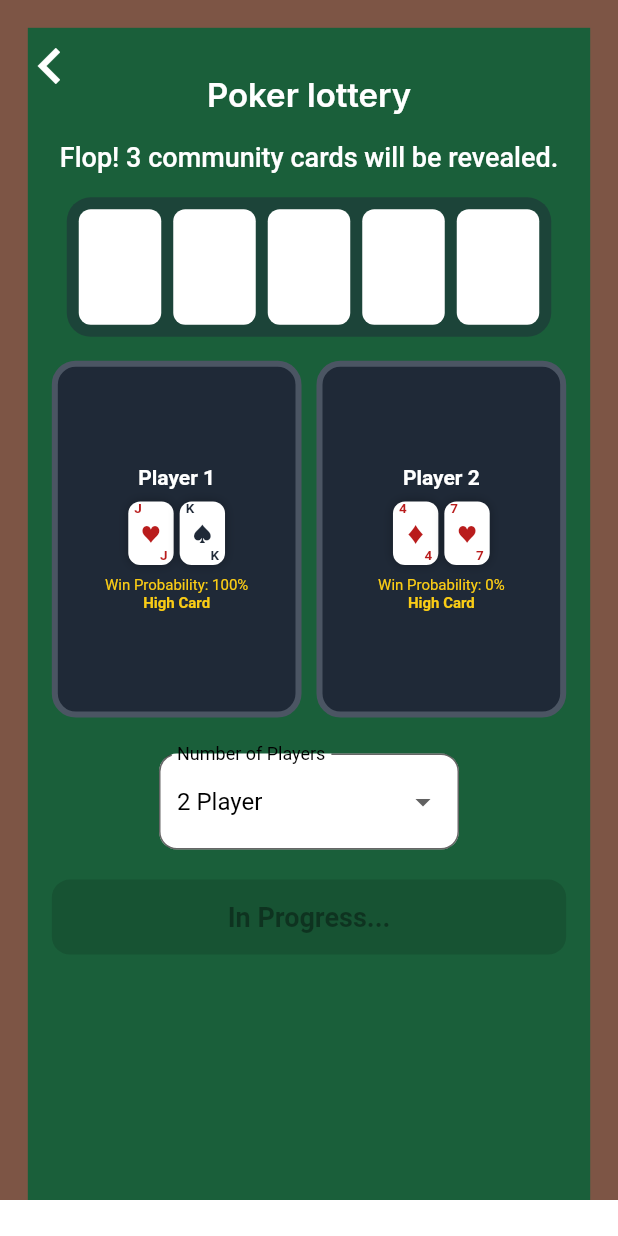
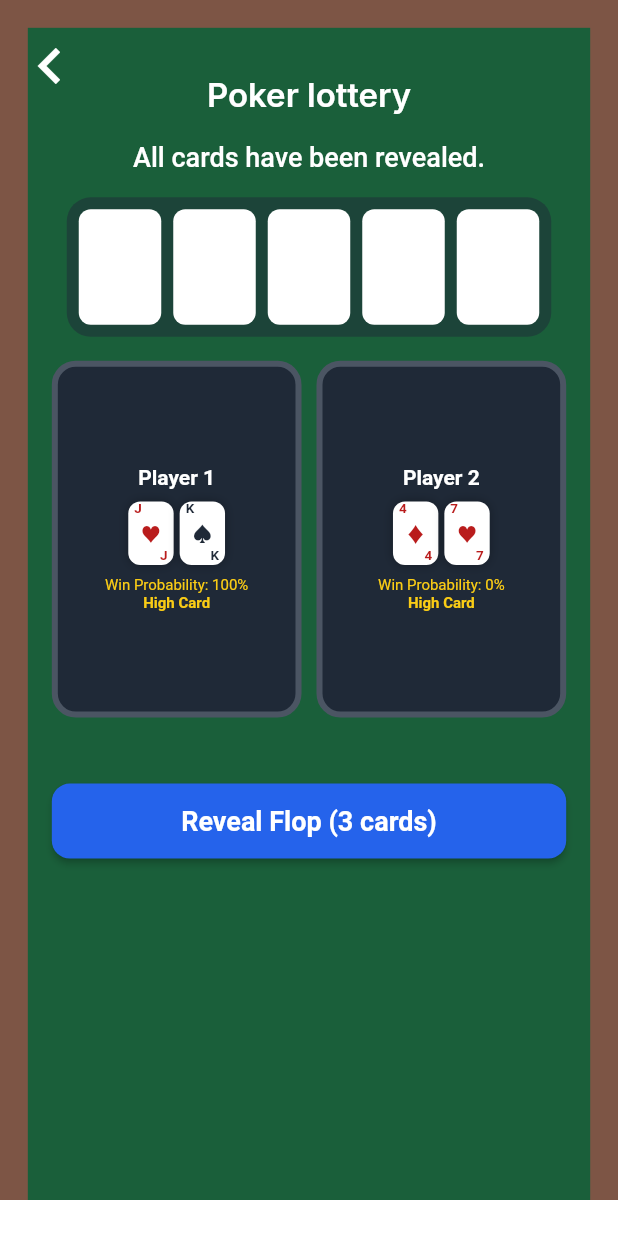
Before and after one commit to kode28003/drinking_game, a Flutter app: the PeoplePokerPageWidget screen opened by its route, after a tap on "Start Game", on a phone screen of 412 x 824 dp. Run offline on Flutter 3.47's test engine with Material 3 defaults, Android fonts, the phone set to English and light mode, and no system bars; our stand-ins replace auto_size_text, easy_debounce, firebase_core, floating_bottom_navigation_bar, flutter_animate, flutter_rating_bar and 8 more; missing offline and left inert: emoji_flag_converter, json_path; accounts and stored records are empty; network calls fail.

Commit message:
Add stage-by-stage card reveal feature to poker game
Implemented manual card reveal controls for poker game allowing players to reveal community cards at their own pace:
- Added flop (3 cards), turn (4th card), and river (5th card) buttons
- Players can now control when to reveal each stage of community cards
- Removed automatic card dealing in favor of manual progression
- Added multilingual support for new button labels across 14 languages
- Fixed missing haptic feedback imports in poker_game and roulette11

🤖 Generated with [Claude Code](https://claude.com/claude-code)

Co-Authored-By: Claude <noreply@anthropic.com>

```diff
--- a/lib/custom_code/widgets/poker_test.dart
+++ b/lib/custom_code/widgets/poker_test.dart
@@ -66,6 +66,9 @@ class _PokerTestState extends State<PokerTest> {
       'in_progress': '進行中...',
       'start_game': 'ゲームを開始',
       'play_again': 'もう一度ゲーム',
+      'reveal_flop': 'フロップをめくる（3枚）',
+      'reveal_turn': 'ターンをめくる（4枚目）',
+      'reveal_river': 'リバーをめくる（5枚目）',
       'hand_ranks': {
         1: 'ハイカード',
         2: 'ワンペア',
@@ -94,6 +97,9 @@ class _PokerTestState extends State<PokerTest> {
       'in_progress': 'In Progress...',
       'start_game': 'Start Game',
       'play_again': 'Play Again',
+      'reveal_flop': 'Reveal Flop (3 cards)',
+      'reveal_turn': 'Reveal Turn (4th card)',
+      'reveal_river': 'Reveal River (5th card)',
       'hand_ranks': {
         1: 'High Card',
         2: 'One Pair',
@@ -122,6 +128,9 @@ class _PokerTestState extends State<PokerTest> {
       'in_progress': '进行中...',
       'start_game': '开始游戏',
       'play_again': '再玩一次',
+      'reveal_flop': '翻牌（3张）',
+      'reveal_turn': '转牌（第4张）',
+      'reveal_river': '河牌（第5张）',
       'hand_ranks': {
         1: '高牌',
         2: '一对',
@@ -151,6 +160,9 @@ class _PokerTestState extends State<PokerTest> {
       'in_progress': 'En cours...',
       'start_game': 'Démarrer le jeu',
       'play_again': 'Rejouer',
+      'reveal_flop': 'Flop (3 cartes)',
+      'reveal_turn': 'Turn (4ème carte)',
+      'reveal_river': 'River (5ème carte)',
       'hand_ranks': {
         1: 'Carte haute',
         2: 'Une paire',
@@ -180,6 +192,9 @@ class _PokerTestState extends State<PokerTest> {
       'in_progress': 'En progreso...',
       'start_game': 'Comenzar juego',
       'play_again': 'Jugar de nuevo',
+      'reveal_flop': 'Flop (3 cartas)',
+      'reveal_turn': 'Turn (4ª carta)',
+      'reveal_river': 'River (5ª carta)',
       'hand_ranks': {
         1: 'Carta alta',
         2: 'Un par',
@@ -208,6 +223,9 @@ class _PokerTestState extends State<PokerTest> {
       'in_progress': 'Läuft...',
       'start_game': 'Spiel starten',
       'play_again': 'Nochmal spielen',
+      'reveal_flop': 'Flop (3 Karten)',
+      'reveal_turn': 'Turn (4. Karte)',
+      'reveal_river': 'River (5. Karte)',
       'hand_ranks': {
         1: 'Hohe Karte',
         2: 'Ein Paar',
@@ -236,6 +254,9 @@ class _PokerTestState extends State<PokerTest> {
       'in_progress': 'Sedang berjalan...',
       'start_game': 'Mula Permainan',
       'play_again': 'Main Semula',
+      'reveal_flop': 'Flop (3 kad)',
+      'reveal_turn': 'Turn (kad ke-4)',
+      'reveal_river': 'River (kad ke-5)',
       'hand_ranks': {
         1: 'Kad Tinggi',
         2: 'Sepasang',
@@ -264,6 +285,9 @@ class _PokerTestState extends State<PokerTest> {
       'in_progress': '진행 중...',
       'start_game': '게임 시작',
       'play_again': '다시 하기',
+      'reveal_flop': '플롭 (3장)',
+      'reveal_turn': '턴 (4번째)',
+      'reveal_river': '리버 (5번째)',
       'hand_ranks': {
         1: '하이카드',
         2: '원페어',
@@ -292,6 +316,9 @@ class _PokerTestState extends State<PokerTest> {
       'in_progress': 'В процессе...',
       'start_game': 'Начать игру',
       'play_again': 'Играть снова',
+      'reveal_flop': 'Флоп (3 карты)',
+      'reveal_turn': 'Терн (4-я карта)',
+      'reveal_river': 'Ривер (5-я карта)',
       'hand_ranks': {
         1: 'Старшая карта',
         2: 'Одна пара',
@@ -320,6 +347,9 @@ class _PokerTestState extends State<PokerTest> {
       'in_progress': 'Đang diễn ra...',
       'start_game': 'Bắt đầu trò chơi',
       'play_again': 'Chơi lại',
+      'reveal_flop': 'Flop (3 lá)',
+      'reveal_turn': 'Turn (lá thứ 4)',
+      'reveal_river': 'River (lá thứ 5)',
       'hand_ranks': {
         1: 'Bài cao',
         2: 'Một đôi',
@@ -349,6 +379,9 @@ class _PokerTestState extends State<PokerTest> {
       'in_progress': 'In corso...',
       'start_game': 'Inizia partita',
       'play_again': 'Gioca di nuovo',
+      'reveal_flop': 'Flop (3 carte)',
+      'reveal_turn': 'Turn (4ª carta)',
+      'reveal_river': 'River (5ª carta)',
       'hand_ranks': {
         1: 'Carta alta',
         2: 'Coppia',
@@ -377,6 +410,9 @@ class _PokerTestState extends State<PokerTest> {
       'in_progress': 'Em andamento...',
       'start_game': 'Iniciar jogo',
       'play_again': 'Jogar novamente',
+      'reveal_flop': 'Flop (3 cartas)',
+      'reveal_turn': 'Turn (4ª carta)',
+      'reveal_river': 'River (5ª carta)',
       'hand_ranks': {
         1: 'Carta alta',
         2: 'Um par',
@@ -405,6 +441,9 @@ class _PokerTestState extends State<PokerTest> {
       'in_progress': 'قيد التنفيذ...',
       'start_game': 'ابدأ اللعبة',
       'play_again': 'العب مرة أخرى',
+      'reveal_flop': 'فلوب (3 أوراق)',
+      'reveal_turn': 'تيرن (الورقة 4)',
+      'reveal_river': 'ريفر (الورقة 5)',
       'hand_ranks': {
         1: 'أعلى ورقة',
         2: 'زوج',
@@ -433,6 +472,9 @@ class _PokerTestState extends State<PokerTest> {
       'in_progress': 'प्रगति पर...',
       'start_game': 'खेल शुरू करें',
       'play_again': 'फिर से खेलें',
+      'reveal_flop': 'फ्लॉप (3 पत्ते)',
+      'reveal_turn': 'टर्न (4वां पत्ता)',
+      'reveal_river': 'रिवर (5वां पत्ता)',
       'hand_ranks': {
         1: 'ऊँचा पत्ता',
         2: 'एक जोड़ी',
@@ -489,6 +531,7 @@ class _PokerTestState extends State<PokerTest> {
   String _gameMessage = '';
   bool _isLoading = false;
   int _startCount = 0;
+  int _cardRevealStage = 0; // 0: 未開始, 3: フロップ, 4: ターン, 5: リバー
 
   String _getTranslatedText(String key) {
     final String languageCode = Localizations.localeOf(context).languageCode;
@@ -539,6 +582,7 @@ class _PokerTestState extends State<PokerTest> {
       _gameStarted = false;
       _isLoading = false;
       _communityCards = [];
+      _cardRevealStage = 0;
       _players = List.generate(
         _playerCount,
         (index) =>
@@ -568,13 +612,13 @@ class _PokerTestState extends State<PokerTest> {
     if (!mounted) return;
     setState(() {
       _gameStarted = true;
+      _cardRevealStage = 0;
+      _isLoading = false;
       _gameMessage = _getTranslatedText('cards_dealt');
     });
 
-    await Future.delayed(const Duration(milliseconds: 1000));
+    await Future.delayed(const Duration(milliseconds: 500));
     _updateProbabilities();
-
-    await _dealCommunityCards();
   }
 
   // プレイヤーの状態をリセットする
@@ -586,47 +630,65 @@ class _PokerTestState extends State<PokerTest> {
     }
   }
 
-  // コミュニティカードを段階的に配る
-  Future<void> _dealCommunityCards() async {
-    _communityCards = [];
-    if (!mounted) return;
+  // 次のカードをめくる
+  Future<void> _revealNextCards() async {
+    if (!mounted || _cardRevealStage >= 5) return;
+
+    setState(() {
+      _isLoading = true;
+    });
+
+    if (_cardRevealStage == 0) {
+      // フロップ：3枚を一度にめくる
       setState(() {
         _gameMessage = _getTranslatedText('flop');
       });
-    await Future.delayed(const Duration(milliseconds: 1500));
+      await Future.delayed(const Duration(milliseconds: 500));
+
       for (int i = 0; i < 3; i++) {
         if (!mounted) return;
         setState(() {
           _communityCards.add(_deck.removeLast());
         });
+        await Future.delayed(const Duration(milliseconds: 300));
+      }
+      _cardRevealStage = 3;
       _updateProbabilities();
+    } else if (_cardRevealStage == 3) {
+      // ターン：4枚目をめくる
+      setState(() {
+        _gameMessage = _getTranslatedText('turn');
+      });
       await Future.delayed(const Duration(milliseconds: 500));
+
+      if (!mounted) return;
+      setState(() {
+        _communityCards.add(_deck.removeLast());
+      });
+      _cardRevealStage = 4;
+      _updateProbabilities();
+    } else if (_cardRevealStage == 4) {
+      // リバー：5枚目をめくる
+      setState(() {
+        _gameMessage = _getTranslatedText('river');
+      });
+      await Future.delayed(const Duration(milliseconds: 500));
+
+      if (!mounted) return;
+      setState(() {
+        _communityCards.add(_deck.removeLast());
+      });
+      _cardRevealStage = 5;
+      _updateProbabilities();
+
+      await Future.delayed(const Duration(milliseconds: 1000));
+      _findLoserAndDisplay();
     }
 
     if (!mounted) return;
     setState(() {
-      _gameMessage = _getTranslatedText('turn');
+      _isLoading = false;
     });
-    await Future.delayed(const Duration(milliseconds: 1500));
-    if (!mounted) return;
-    setState(() {
-      _communityCards.add(_deck.removeLast());
-    });
-    _updateProbabilities();
-
-    if (!mounted) return;
-    setState(() {
-      _gameMessage = _getTranslatedText('river');
-    });
-    await Future.delayed(const Duration(milliseconds: 1500));
-    if (!mounted) return;
-    setState(() {
-      _communityCards.add(_deck.removeLast());
-    });
-    _updateProbabilities();
-
-    await Future.delayed(const Duration(milliseconds: 2000));
-    _findLoserAndDisplay();
   }
 
   // 各プレイヤーの勝率を更新する
@@ -1096,6 +1158,7 @@ class _PokerTestState extends State<PokerTest> {
   Widget _buildControlPanel() {
     return Column(
       children: [
+        if (!_gameStarted)
           SizedBox(
             width: 200,
             child: DropdownButtonFormField<int>(
@@ -1135,6 +1198,7 @@ class _PokerTestState extends State<PokerTest> {
             ),
           ),
         const SizedBox(height: 20),
+        if (!_gameStarted)
           ElevatedButton(
             onPressed: _isLoading ? null : _startGame,
             style: ElevatedButton.styleFrom(
@@ -1146,11 +1210,45 @@ class _PokerTestState extends State<PokerTest> {
               ),
             ),
             child: Text(
+              _getTranslatedText('start_game'),
+              style: const TextStyle(fontSize: 18, fontWeight: FontWeight.bold),
+            ),
+          ),
+        if (_gameStarted && _cardRevealStage < 5)
+          ElevatedButton(
+            onPressed: _isLoading ? null : _revealNextCards,
+            style: ElevatedButton.styleFrom(
+              minimumSize: const Size(double.infinity, 50),
+              backgroundColor: const Color(0xFF2563EB),
+              foregroundColor: Colors.white,
+              shape: RoundedRectangleBorder(
+                borderRadius: BorderRadius.circular(12),
+              ),
+            ),
+            child: Text(
               _isLoading
                   ? _getTranslatedText('in_progress')
-                : (_gameStarted
-                    ? _getTranslatedText('play_again')
-                    : _getTranslatedText('start_game')),
+                  : (_cardRevealStage == 0
+                      ? _getTranslatedText('reveal_flop')
+                      : _cardRevealStage == 3
+                          ? _getTranslatedText('reveal_turn')
+                          : _getTranslatedText('reveal_river')),
+              style: const TextStyle(fontSize: 18, fontWeight: FontWeight.bold),
+            ),
+          ),
+        if (_gameStarted && _cardRevealStage == 5)
+          ElevatedButton(
+            onPressed: _isLoading ? null : _resetGame,
+            style: ElevatedButton.styleFrom(
+              minimumSize: const Size(double.infinity, 50),
+              backgroundColor: const Color(0xFF16A34A),
+              foregroundColor: Colors.white,
+              shape: RoundedRectangleBorder(
+                borderRadius: BorderRadius.circular(12),
+              ),
+            ),
+            child: Text(
+              _getTranslatedText('play_again'),
               style: const TextStyle(fontSize: 18, fontWeight: FontWeight.bold),
             ),
           ),
--- a/lib/custom_code/widgets/roulette11.dart
+++ b/lib/custom_code/widgets/roulette11.dart
@@ -6,6 +6,7 @@ import 'index.dart'; // Imports other custom widgets
 import '/custom_code/actions/index.dart'; // Imports custom actions
 import '/flutter_flow/custom_functions.dart'; // Imports custom functions
 import 'package:flutter/material.dart';
+import 'package:flutter_animate/flutter_animate.dart';
 // Begin custom widget code
 // DO NOT REMOVE OR MODIFY THE CODE ABOVE!
 
@@ -1115,7 +1116,7 @@ class _Roulette11State extends State<Roulette11>
     });
   }
 
-  void _spinRoulette() {
+  Future<void> _spinRoulette() async {
     if (_isSpinning || _selectedOptions.isEmpty) return;
 
     setState(() {
```
Also changed, not shown: lib/custom_code/widgets/poker_game.dart (+35 -8 lines). Lines whose indentation alone changed are shown as unchanged.
